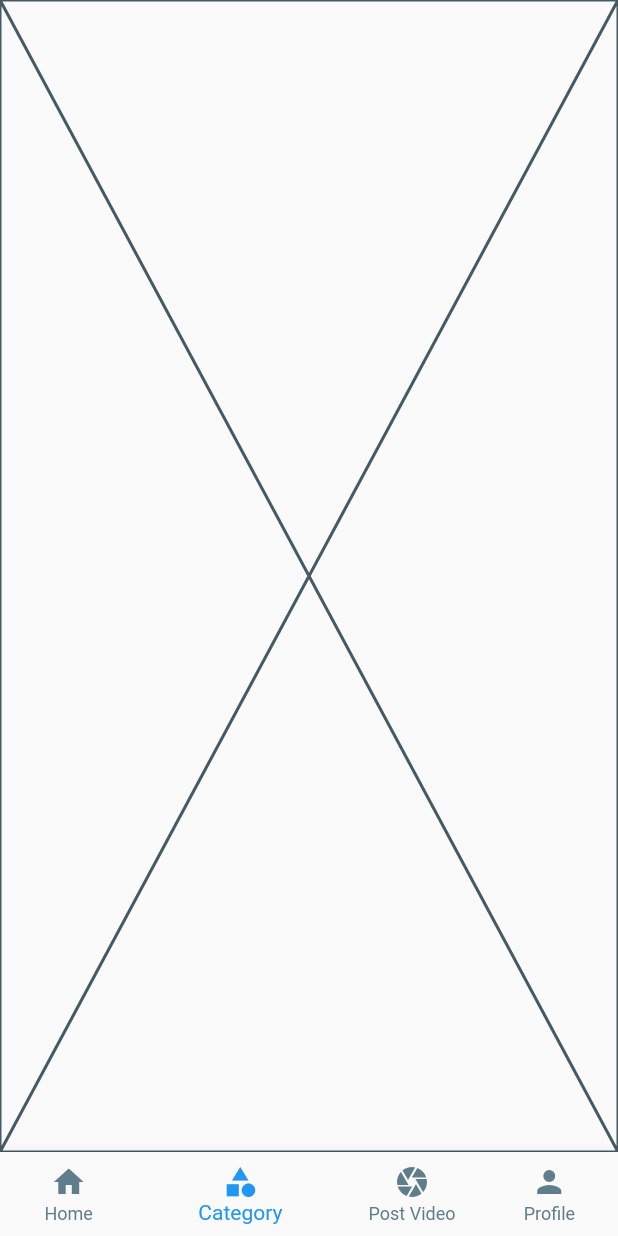
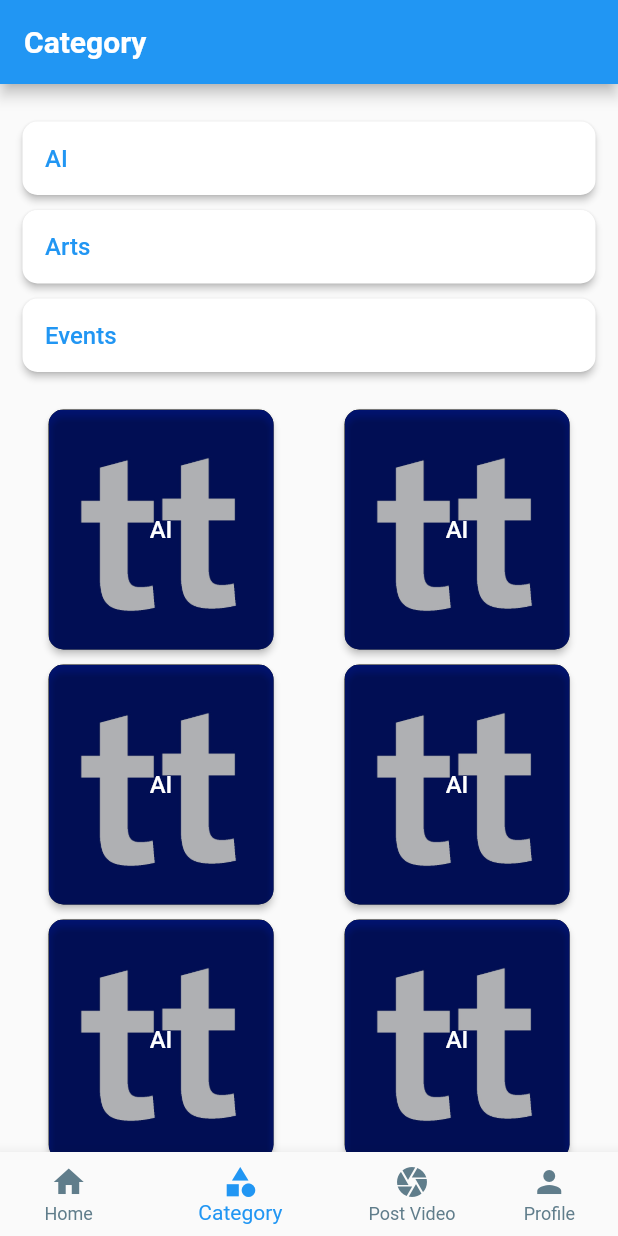
Before and after one commit to cygnetic-software/targe_tube_flutter, a Flutter app: the screen it shows after launch, item 2 of the bottom bar chosen, on a phone screen of 412 x 824 dp. Run offline on Flutter 3.47's test engine with Material 2 defaults, Android fonts, the phone set to English and light mode, and no system bars; our stand-ins replace get.

Commit message:
Record - Category - Searchbar Section

```diff
--- a/lib/home.dart
+++ b/lib/home.dart
@@ -9,7 +9,7 @@ import 'package:trage_tube_flutter/pages/register_page.dart';
 
 class Home extends StatelessWidget {
   Home({super.key});
-  final index = 3.obs;
+  final index = 0.obs;
   @override
   Widget build(BuildContext context) {
     return Scaffold(
--- a/lib/main.dart
+++ b/lib/main.dart
@@ -7,7 +7,7 @@ class TargeTubeApp extends StatelessWidget {
 
   @override
   Widget build(BuildContext context) {
-    return GetMaterialApp(title: "TargeTube", home: SafeArea(child: Home()));
+    return GetMaterialApp(title: "Aneen", home: SafeArea(child: Home()));
   }
 }
 
--- a/lib/pages/category_page.dart
+++ b/lib/pages/category_page.dart
@@ -1,10 +1,70 @@
 import 'package:flutter/material.dart';
+import 'package:trage_tube_flutter/utils/vertical_spacer.dart';
+import 'package:trage_tube_flutter/widgets/CategoryPage/category_with_background.dart';
+import 'package:trage_tube_flutter/widgets/CategoryPage/category_with_text.dart';
 
 class CategoryPage extends StatelessWidget {
   const CategoryPage({super.key});
 
   @override
   Widget build(BuildContext context) {
-    return const Placeholder();
+    return Scaffold(
+        appBar: AppBar(
+          title: Text(
+            "Category",
+            style: TextStyle(fontSize: 20, fontWeight: FontWeight.w600),
+          ),
+        ),
+        body: SingleChildScrollView(
+          child: Column(
+            crossAxisAlignment: CrossAxisAlignment.center,
+            children: [
+              // Container(
+              //   // width: double.infinity,
+              //   child: Text(
+              //     "Category",
+              //     style: TextStyle(fontSize: 25, fontWeight: FontWeight.w600),
+              //   ),
+              // ),
+              VerticalSpacer(25),
+              Container(
+                width: double.infinity,
+                child: Wrap(
+                  alignment: WrapAlignment.spaceEvenly,
+                  crossAxisAlignment: WrapCrossAlignment.center,
+                  runSpacing: 10.0, // Set the spacing between the rows
+                  children: [
+                    CategoryWithText('AI'),
+                    // VerticalSpacer(10),
+                    CategoryWithText("Arts"),
+                    // VerticalSpacer(10),
+                    CategoryWithText("Events"),
+                    // VerticalSpacer(10),
+                    // VerticalSpacer(20),
+                  ],
+                ),
+              ),
+              VerticalSpacer(25),
+              Container(
+                width: double.infinity,
+                child: Wrap(
+                  alignment: WrapAlignment.spaceEvenly,
+                  crossAxisAlignment: WrapCrossAlignment.center,
+                  runSpacing: 10.0, // Set the spacing between the rows
+                  children: [
+                    CategoryWithBackground("AI"),
+                    CategoryWithBackground("AI"),
+                    CategoryWithBackground("AI"),
+                    CategoryWithBackground("AI"),
+                    CategoryWithBackground("AI"),
+                    CategoryWithBackground("AI"),
+                    CategoryWithBackground("AI"),
+                    CategoryWithBackground("AI"),
+                  ],
+                ),
+              ),
+            ],
+          ),
+        ));
   }
 }
--- a/lib/pages/login_page.dart
+++ b/lib/pages/login_page.dart
@@ -12,7 +12,8 @@ class LoginPage extends StatelessWidget {
   @override
   Widget build(BuildContext context) {
     return Scaffold(
-      body: Center(
+      body: SingleChildScrollView(
+        child: Center(
           child: SingleChildScrollView(
             child: Padding(
               padding: const EdgeInsets.all(16.0),
@@ -115,6 +116,7 @@ class LoginPage extends StatelessWidget {
             ),
           ),
         ),
+      ),
     );
   }
 }
--- a/lib/pages/profile_page.dart
+++ b/lib/pages/profile_page.dart
@@ -12,9 +12,9 @@ class ProfilePage extends StatelessWidget {
   @override
   Widget build(BuildContext context) {
     return Scaffold(
-      appBar: AppBar(
-        title: Text('Profile Page'),
-      ),
+      // appBar: AppBar(
+      //   title: Text('Profile Page'),
+      // ),
       body: Obx(() {
         switch (authController.pageState.value) {
           case PageState.login:
--- /dev/null
+++ b/lib/widgets/CategoryPage/category_with_background.dart
@@ -0,0 +1,70 @@
+import 'package:flutter/material.dart';
+
+class CategoryWithBackground extends StatelessWidget {
+  final String buttonName;
+
+  const CategoryWithBackground(this.buttonName);
+
+  @override
+  Widget build(BuildContext context) {
+    return SingleChildScrollView(
+      child: Column(
+        children: [
+          Padding(
+            padding: EdgeInsets.fromLTRB(15, 0, 15, 0),
+            child: Container(
+              width: 150, // Set the desired width
+              height: 160, // Set the desired height
+              decoration: BoxDecoration(
+                borderRadius: BorderRadius.circular(10.0),
+                gradient: LinearGradient(
+                  colors: [
+                    Color.fromARGB(255, 0, 0, 0),
+                    Color.fromARGB(255, 50, 52, 53)
+                  ], // Set the gradient colors
+                  begin: Alignment.topCenter,
+                  end: Alignment.bottomCenter,
+                ),
+                image: DecorationImage(
+                  scale: 2.0,
+                  image: AssetImage(
+                    'assets/images/targetubeLogo.png',
+                  ), // Set the path to your background image
+                  fit: BoxFit.cover,
+                ),
+              ),
+              child: ElevatedButton(
+                onPressed: () {
+                  // Handle button press
+                  print('Button pressed');
+                },
+                style: ButtonStyle(
+                  padding: MaterialStateProperty.all<EdgeInsets>(
+                    EdgeInsets.all(15),
+                  ),
+                  shape: MaterialStateProperty.all<RoundedRectangleBorder>(
+                    RoundedRectangleBorder(
+                      borderRadius: BorderRadius.circular(10.0),
+                    ),
+                  ),
+                  backgroundColor:
+                      MaterialStateProperty.all<Color>(Colors.transparent),
+                ),
+                child: Align(
+                  alignment: Alignment.center,
+                  child: Text(
+                    buttonName,
+                    style: TextStyle(
+                      color: Colors.white,
+                      fontSize: 16.0,
+                    ),
+                  ),
+                ),
+              ),
+            ),
+          ),
+        ],
+      ),
+    );
+  }
+}
--- /dev/null
+++ b/lib/widgets/CategoryPage/category_with_text.dart
@@ -0,0 +1,51 @@
+import 'package:flutter/material.dart';
+
+class CategoryWithText extends StatelessWidget {
+  final String buttonName;
+
+  const CategoryWithText(this.buttonName);
+
+  @override
+  Widget build(BuildContext context) {
+    return Column(
+      // crossAxisAlignment: CrossAxisAlignment.stretch,
+
+      children: [
+        Padding(
+          padding: EdgeInsets.fromLTRB(15, 0, 15, 0),
+          // padding: EdgeInsets.zero,
+          child: Container(
+            width: double.infinity,
+            child: ElevatedButton(
+              onPressed: () {
+                // Handle button press
+                print('Button pressed');
+              },
+              style: ButtonStyle(
+                padding: MaterialStateProperty.all<EdgeInsets>(
+                  EdgeInsets.all(15),
+                ),
+                shape: MaterialStateProperty.all<RoundedRectangleBorder>(
+                  RoundedRectangleBorder(
+                    borderRadius: BorderRadius.circular(10.0),
+                  ),
+                ),
+                backgroundColor: MaterialStateProperty.all<Color>(Colors.white),
+              ),
+              child: Align(
+                alignment: Alignment.centerLeft,
+                child: Text(
+                  buttonName,
+                  style: TextStyle(
+                    color: Colors.blue,
+                    fontSize: 16.0,
+                  ),
+                ),
+              ),
+            ),
+          ),
+        ),
+      ],
+    );
+  }
+}
```
Also changed, not shown: lib/pages/dashboard_page.dart (+30 -1 lines), lib/pages/post_video_page.dart (+79 -1 lines), lib/widgets/DashboardPage/search_bar_section.dart (added, +82 -0 lines), lib/widgets/DashboardPage/video_card.dart (added, +27 -0 lines). Lines whose indentation alone changed are shown as unchanged.
